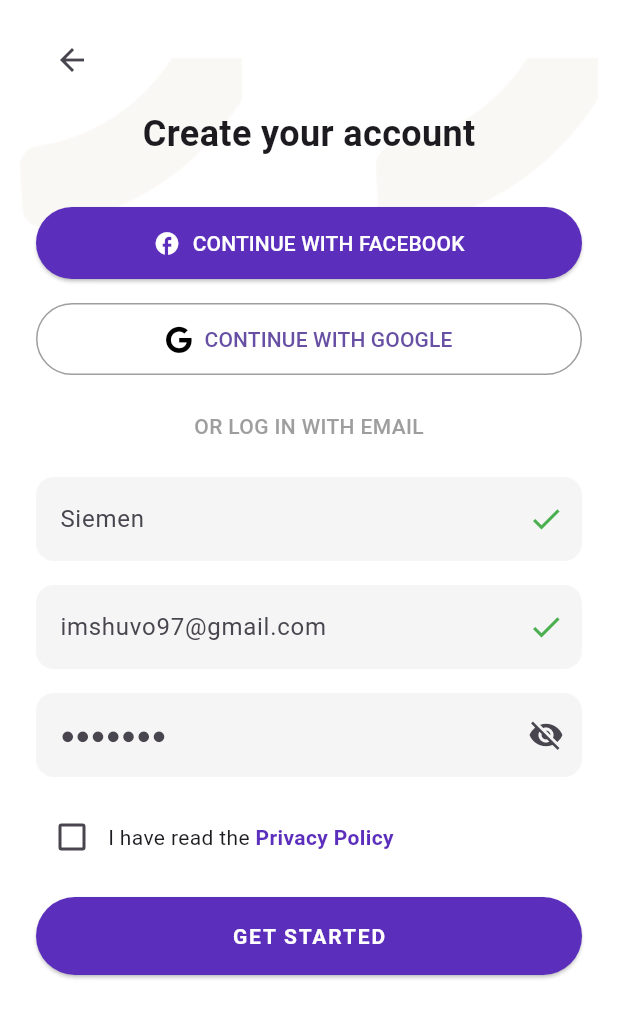
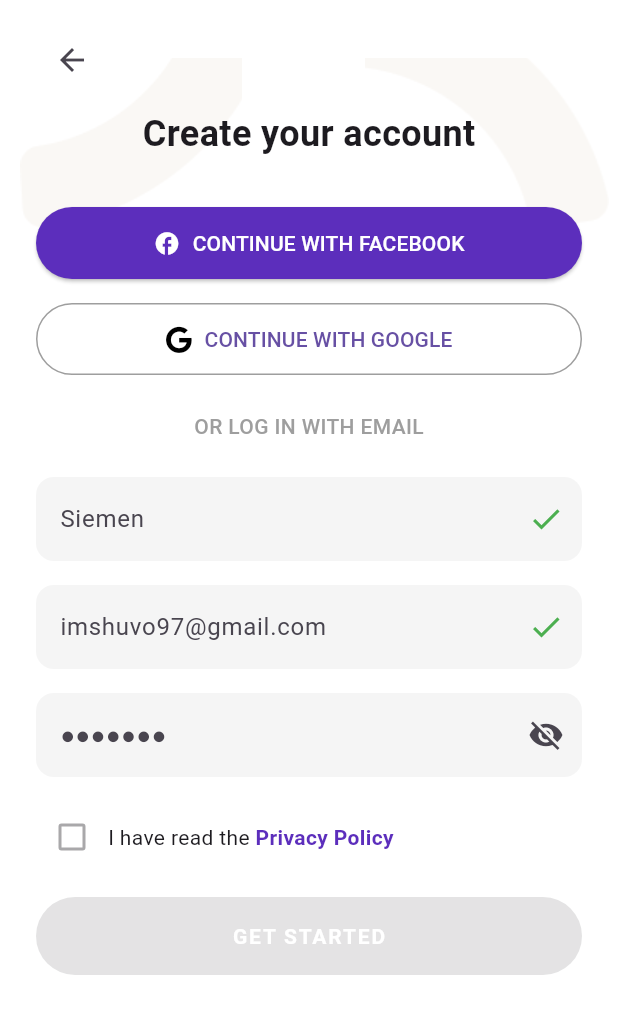
Before and after one commit to VincentiusJacob/LocalHop, a Flutter app: the screen it shows after launch, after a tap on "SIGN UP", on a phone screen of 412 x 824 dp. Shown: the top 1018 px of the screen. Run offline on Flutter 3.47's test engine with Material 3 defaults, Android fonts, the phone set to English and light mode, and no system bars; our stand-ins replace font_awesome_flutter.

```diff
--- a/lib/pages/landingpage.dart
+++ b/lib/pages/landingpage.dart
@@ -13,12 +13,28 @@ class _LandingPageState extends State<Landingpage> {
     return Scaffold(
       backgroundColor: Colors.white,
       body: SafeArea(
-        child: Padding(
+        child: Stack(
+          children: [
+            // Background image
+            Positioned(
+              top: 0,
+              left: 0,
+              right: 0,
+              child: Image.asset(
+                'assets/images/greybackgroundeffect.png',
+                fit: BoxFit.cover,
+                height: MediaQuery.of(context).size.height * 0.45,
+              ),
+            ),
+
+            // Main content
+            Padding(
               padding: const EdgeInsets.symmetric(horizontal: 24.0),
               child: Column(
                 children: [
                   const SizedBox(height: 40),
 
+                  // Title
                   RichText(
                     text: const TextSpan(
                       children: [
@@ -43,10 +59,13 @@ class _LandingPageState extends State<Landingpage> {
                   ),
                   const SizedBox(height: 40),
 
-              // Image.asset(
-              //   //COMING SOON!,
-              //   // height: 220,
-              // ),
+                  Image.asset(
+                    'assets/images/landingpagevector.png',
+                    height:300,
+                    width:300,
+
+
+                  ),
 
                   const SizedBox(height: 40),
 
@@ -111,13 +130,14 @@ class _LandingPageState extends State<Landingpage> {
                           ),
                         ),
                       ),
-
                     ],
                   ),
                   const SizedBox(height: 20),
                 ],
               ),
             ),
+          ],
+        ),
       ),
     );
   }
--- a/lib/pages/signup.dart
+++ b/lib/pages/signup.dart
@@ -10,30 +10,62 @@ class SignupPage extends StatefulWidget {
   @override
   State<SignupPage> createState() => _SignupPageState();
 }
-class _SignupPageState extends State<SignupPage>{
 
+class _SignupPageState extends State<SignupPage> {
   final TextEditingController emailController = TextEditingController();
   final TextEditingController passwordController = TextEditingController();
   final TextEditingController nameController = TextEditingController();
 
+  bool isChecked = false;
+  bool canCheck = false;
+
   AuthService authService = AuthService();
 
+  @override
+  void initState() {
+    super.initState();
+    nameController.addListener(validateInputs);
+    emailController.addListener(validateInputs);
+    passwordController.addListener(validateInputs);
+  }
+
+  //make sure semua input field terisi untuk bisa click checkbox privacy policy
+  void validateInputs() {
+    setState(() {
+      canCheck = nameController.text.isNotEmpty &&
+          emailController.text.isNotEmpty &&
+          passwordController.text.isNotEmpty;
+
+      if (!canCheck) {
+        isChecked = false;
+      }
+    });
+  }
+
+  // fungsi untuk register
   void registerUser() async {
-    bool isRegistered = await authService.register(nameController.text,emailController.text,passwordController.text);
+    bool isRegistered = await authService.register(
+      nameController.text,
+      emailController.text,
+      passwordController.text,
+    );
+
     if (isRegistered) {
-      ScaffoldMessenger.of(context).showSnackBar(SnackBar(content: Text("Registration Successful")));
+      ScaffoldMessenger.of(context).showSnackBar(
+        SnackBar(content: Text("Registration Successful")),
+      );
 
+      // redirect ke halaman signin
       Navigator.pushReplacement(
         context,
         MaterialPageRoute(builder: (context) => SignInPage()),
       );
-
     } else {
-      ScaffoldMessenger.of(context).showSnackBar(SnackBar(content: Text("Registration Failed: Email already exists")));
+      ScaffoldMessenger.of(context).showSnackBar(
+        SnackBar(content: Text("Registration Failed: Email already exists")),
+      );
     }
   }
-
-
 
   @override
   Widget build(BuildContext context) {
@@ -46,7 +78,7 @@ class _SignupPageState extends State<SignupPage>{
             top: 0,
             right: 0,
             child: Image.asset(
-              'assets/images/decoration1.png',
+              'assets/images/decoration2.png',
               width: 175,
               height: 190,
             ),
@@ -88,7 +120,7 @@ class _SignupPageState extends State<SignupPage>{
                     ),
                     const SizedBox(height: 32),
 
-                    //FB Button
+                    // Facebook Btn
                     SizedBox(
                       width: double.infinity,
                       child: ElevatedButton.icon(
@@ -138,43 +170,39 @@ class _SignupPageState extends State<SignupPage>{
                     ),
                     const SizedBox(height: 24),
 
-                    // Input Nama
+                    // Name Input
                     TextField(
                       controller: nameController,
                       decoration: InputDecoration(
                         hintText: 'Siemen',
-                        suffixIcon:
-                            Icon(Icons.check, color: Colors.green),
+                        suffixIcon: Icon(Icons.check, color: Colors.green),
                         filled: true,
                         fillColor: Color(0xFFF5F5F5),
                         border: OutlineInputBorder(
                           borderSide: BorderSide.none,
-                          borderRadius:
-                              BorderRadius.all(Radius.circular(12)),
+                          borderRadius: BorderRadius.all(Radius.circular(12)),
                         ),
                       ),
                     ),
                     const SizedBox(height: 16),
 
-                    // Input Email
+                    // Email Input
                     TextField(
                       controller: emailController,
                       decoration: InputDecoration(
                         hintText: 'imshuvo97@gmail.com',
-                        suffixIcon:
-                            Icon(Icons.check, color: Colors.green),
+                        suffixIcon: Icon(Icons.check, color: Colors.green),
                         filled: true,
                         fillColor: Color(0xFFF5F5F5),
                         border: OutlineInputBorder(
                           borderSide: BorderSide.none,
-                          borderRadius:
-                              BorderRadius.all(Radius.circular(12)),
+                          borderRadius: BorderRadius.all(Radius.circular(12)),
                         ),
                       ),
                     ),
                     const SizedBox(height: 16),
 
-                    // Input Password
+                    // Password Input
                     TextField(
                       controller: passwordController,
                       obscureText: true,
@@ -188,17 +216,25 @@ class _SignupPageState extends State<SignupPage>{
                         fillColor: const Color(0xFFF5F5F5),
                         border: const OutlineInputBorder(
                           borderSide: BorderSide.none,
-                          borderRadius:
-                              BorderRadius.all(Radius.circular(12)),
+                          borderRadius: BorderRadius.all(Radius.circular(12)),
                         ),
                       ),
                     ),
                     const SizedBox(height: 16),
 
-
+                    // checkbox & policy
                     Row(
                       children: [
-                        Checkbox(value: false, onChanged: (val) {}),
+                        Checkbox(
+                          value: isChecked,
+                          onChanged: canCheck
+                              ? (val) {
+                                  setState(() {
+                                    isChecked = val!;
+                                  });
+                                }
+                              : null,
+                        ),
                         const Text('I have read the '),
                         Text(
                           'Privacy Policy',
@@ -210,13 +246,11 @@ class _SignupPageState extends State<SignupPage>{
                       ],
                     ),
                     const SizedBox(height: 16),
-
+                    // tombol submit (get started)
                     SizedBox(
                       width: double.infinity,
                       child: ElevatedButton(
-                        onPressed: () {
-                          registerUser();
-                        },
+                        onPressed: isChecked ? () => registerUser() : null,
                         style: ElevatedButton.styleFrom(
                           backgroundColor: const Color(0xFF5C2EBC),
                           padding: const EdgeInsets.symmetric(vertical: 16),
```
Also changed, not shown: lib/pages/signin.dart (+27 -1 lines), assets/images/decoration2.png (added), assets/images/greybackgroundeffect.png (added), assets/images/landingpagevector.png (added). Lines whose indentation alone changed are shown as unchanged.
